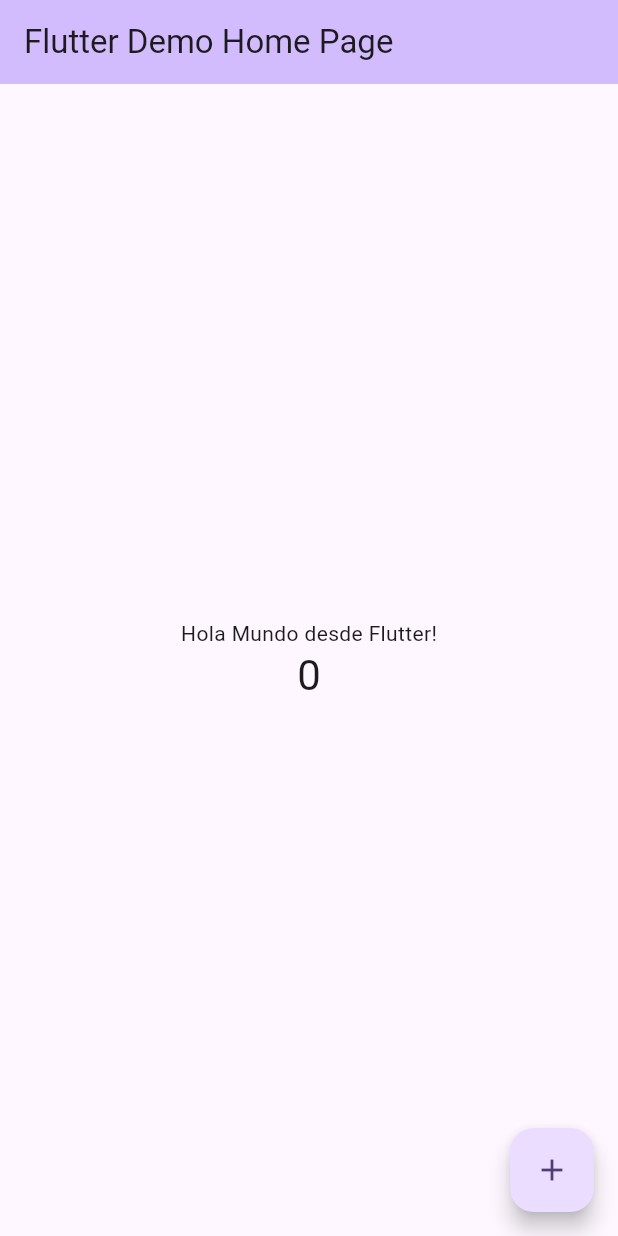
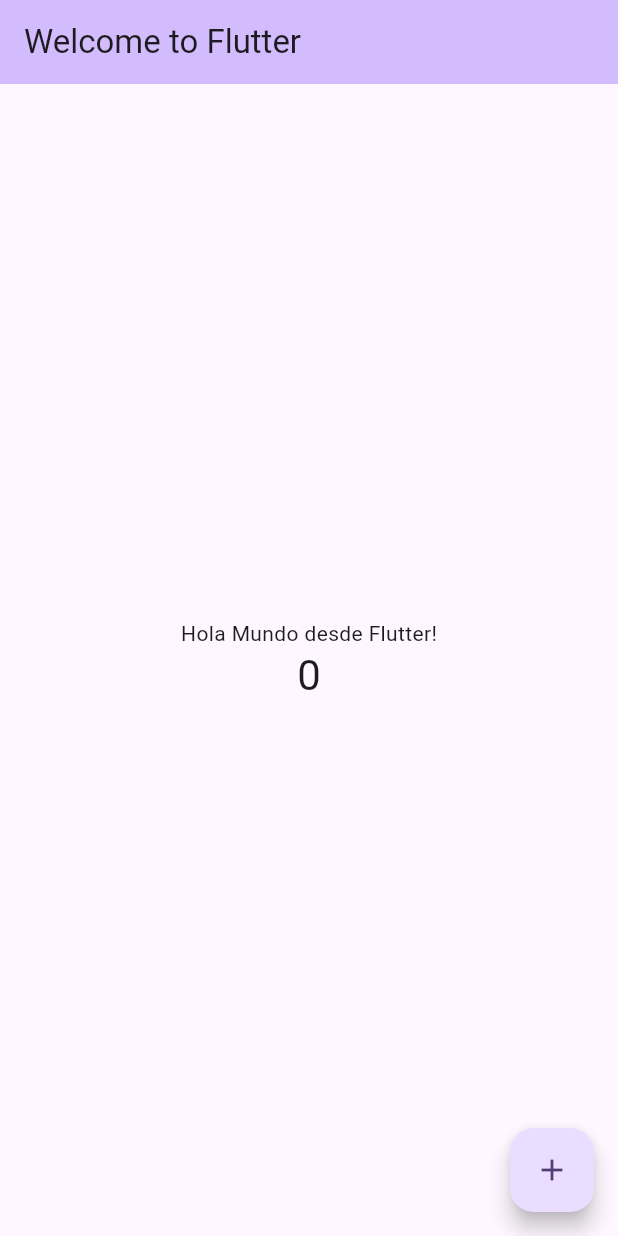
Before and after one commit to gerardo-mundo/catalogo_flutter, a Flutter app: the screen it shows after launch, on a phone screen of 412 x 824 dp. Run offline on Flutter 3.47's test engine with Material 3 defaults, Android fonts, the phone set to English and light mode, and no system bars.

Commit message:
Cambios al título

```diff
--- a/lib/main.dart
+++ b/lib/main.dart
@@ -31,7 +31,7 @@
         colorScheme: ColorScheme.fromSeed(seedColor: Colors.deepPurple),
         useMaterial3: true,
       ),
-      home: const MyHomePage(title: 'Flutter Demo Home Page'),
+      home: const MyHomePage(title: 'Welcome to Flutter'),
     );
   }
 }
```
